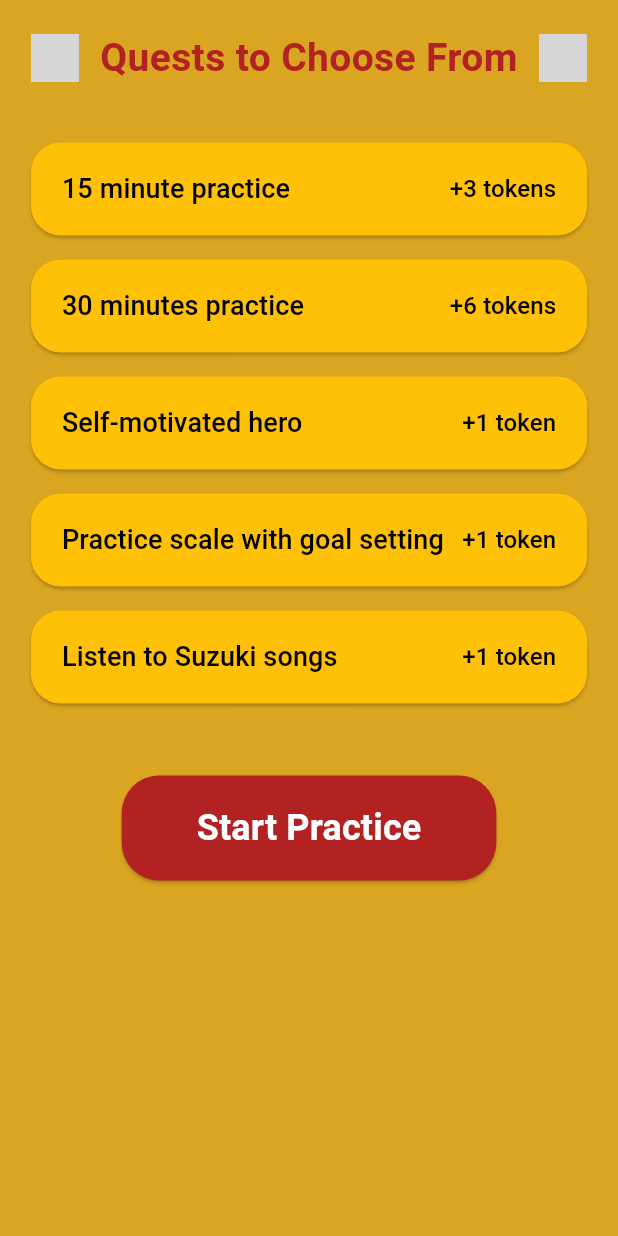
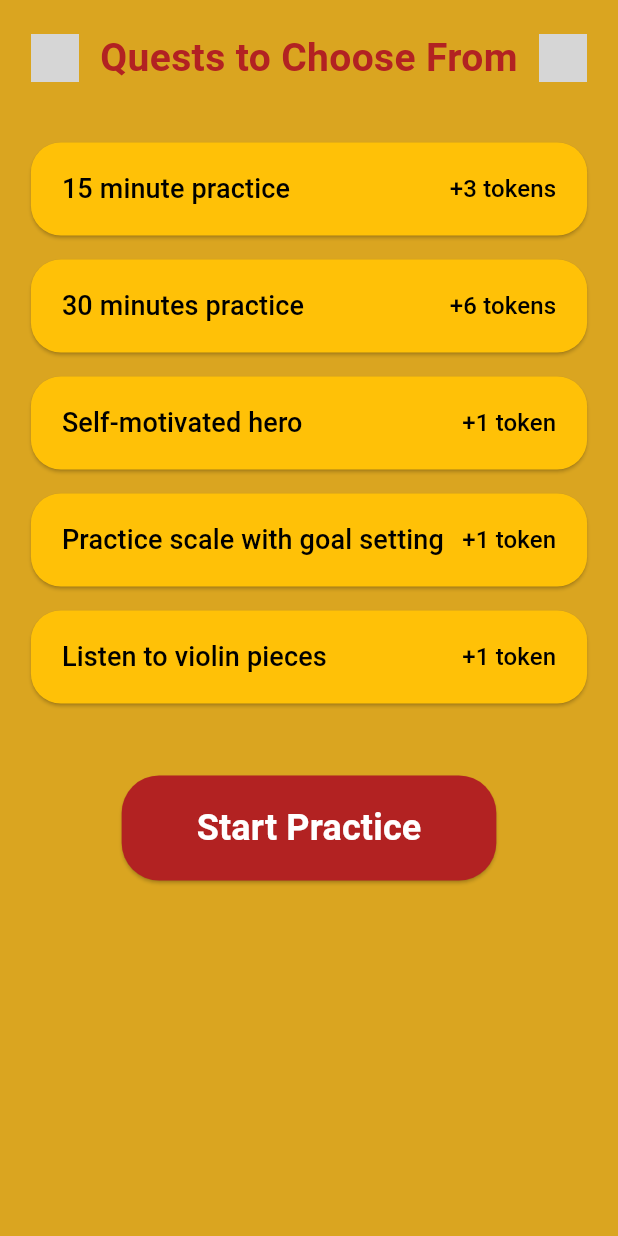
Before and after one commit to mbbrigitte/motivation-app, a Flutter app: the QuestSelectionScreen screen opened directly, on a phone screen of 412 x 824 dp. Run offline on Flutter 3.47's test engine with Material 3 defaults, Android fonts, the phone set to English and light mode, and no system bars; our stand-ins replace audioplayers, shared_preferences, video_player; accounts and stored records are empty; Roboto replaces fonts that are missing (Georgia); grey boxes are pictures that could not be loaded.

```diff
--- a/lib/screens/quest_selection_screen.dart
+++ b/lib/screens/quest_selection_screen.dart
@@ -15,7 +15,7 @@ class _QuestSelectionScreenState extends State<QuestSelectionScreen> {
     {'name': '30 minutes practice', 'tokens': '+6 tokens'},
     {'name': 'Self-motivated hero', 'tokens': '+1 token'},
     {'name': 'Practice scale with goal setting', 'tokens': '+1 token'},
-    {'name': 'Listen to Suzuki songs', 'tokens': '+1 token'},
+    {'name': 'Listen to violin pieces', 'tokens': '+1 token'},
   ];
 
   final Set<int> _selectedQuests = {};
```
